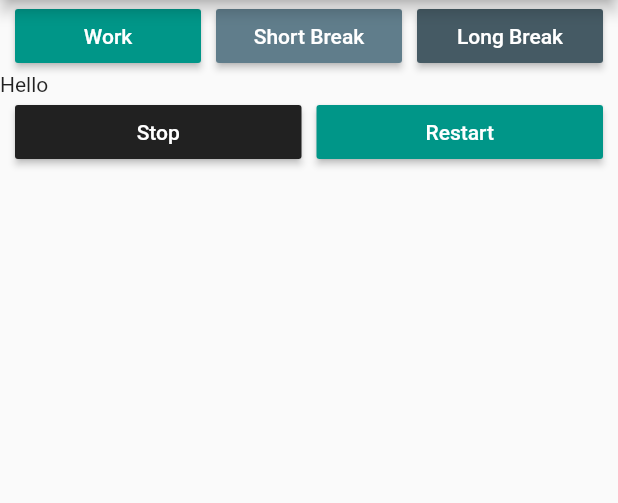
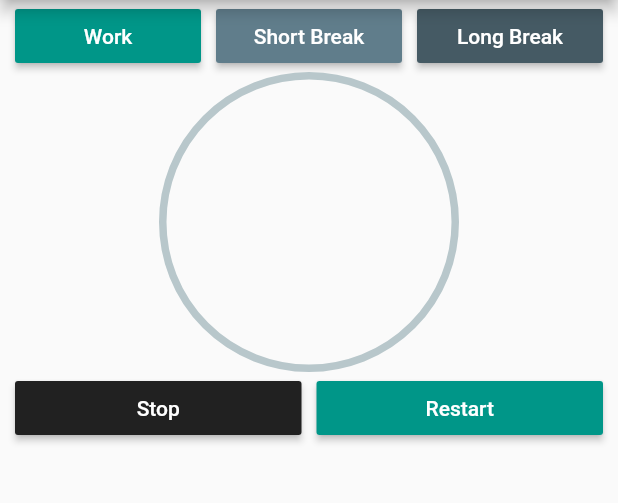
Before and after one commit to tomasz-belech/work_timer_flutter, a Flutter app: the screen it shows after launch, on a phone screen of 412 x 824 dp, the part 84-587 px from its top. Run offline on Flutter 3.47's test engine with Material 2 defaults, Android fonts, the phone set to English and light mode, and no system bars; drawn by our look-alikes of percent_indicator.

Commit message:
basic layout done

```diff
--- a/work_timer/lib/main.dart
+++ b/work_timer/lib/main.dart
@@ -1,5 +1,6 @@
 import 'package:flutter/material.dart';
 import 'package:work_timer/widgets.dart';
+import 'package:percent_indicator/percent_indicator.dart';
 
 void main() => runApp(MyApp());
 
@@ -42,11 +43,7 @@ class TimerHomePage extends StatelessWidget {
            Padding(padding: EdgeInsets.all(defaultPadding),),
           ],
         ),
-        Row(
-          children:[
-            Expanded(child: Text("Hello")),
-          ],
-        ),
+        CircularPercentIndicator(radius: 200,),
         Row(children: [
           Padding(padding: EdgeInsets.all(defaultPadding),),
           Expanded(child: ProductivityButton(color: Color(0xff212121), text: 'Stop', size: null, onPressed: emptyMethod),),
--- a/work_timer/pubspec.yaml
+++ b/work_timer/pubspec.yaml
@@ -3,7 +3,7 @@ description: A new Flutter project.
 
 # The following line prevents the package from being accidentally published to
 # pub.dev using `pub publish`. This is preferred for private packages.
-publish_to: 'none' # Remove this line if you wish to publish to pub.dev
+publish_to: "none" # Remove this line if you wish to publish to pub.dev
 
 # The following defines the version and build number for your application.
 # A version number is three numbers separated by dots, like 1.2.43
@@ -23,7 +23,7 @@ environment:
 dependencies:
   flutter:
     sdk: flutter
-
+  percent_indicator: "^2.1.7+2"
 
   # The following adds the Cupertino Icons font to your application.
   # Use with the CupertinoIcons class for iOS style icons.
@@ -38,7 +38,6 @@ dev_dependencies:
 
 # The following section is specific to Flutter.
 flutter:
-
   # The following line ensures that the Material Icons font is
   # included with your application, so that you can use the icons in
   # the material Icons class.
```
Also changed, not shown: work_timer/pubspec.lock.
